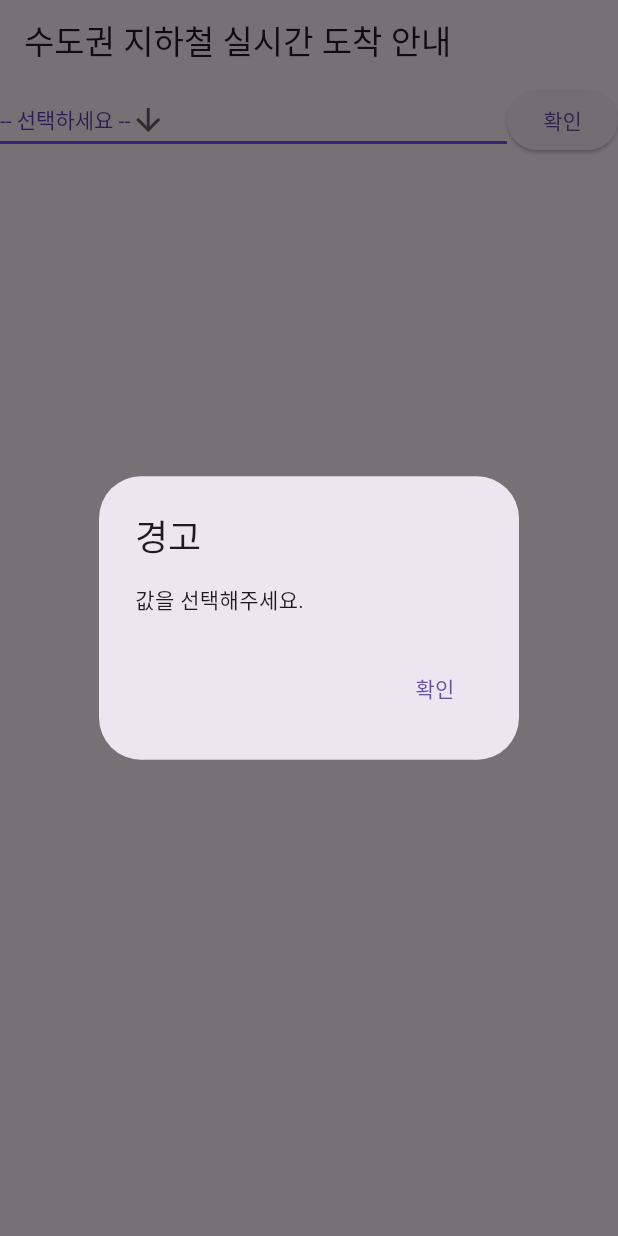
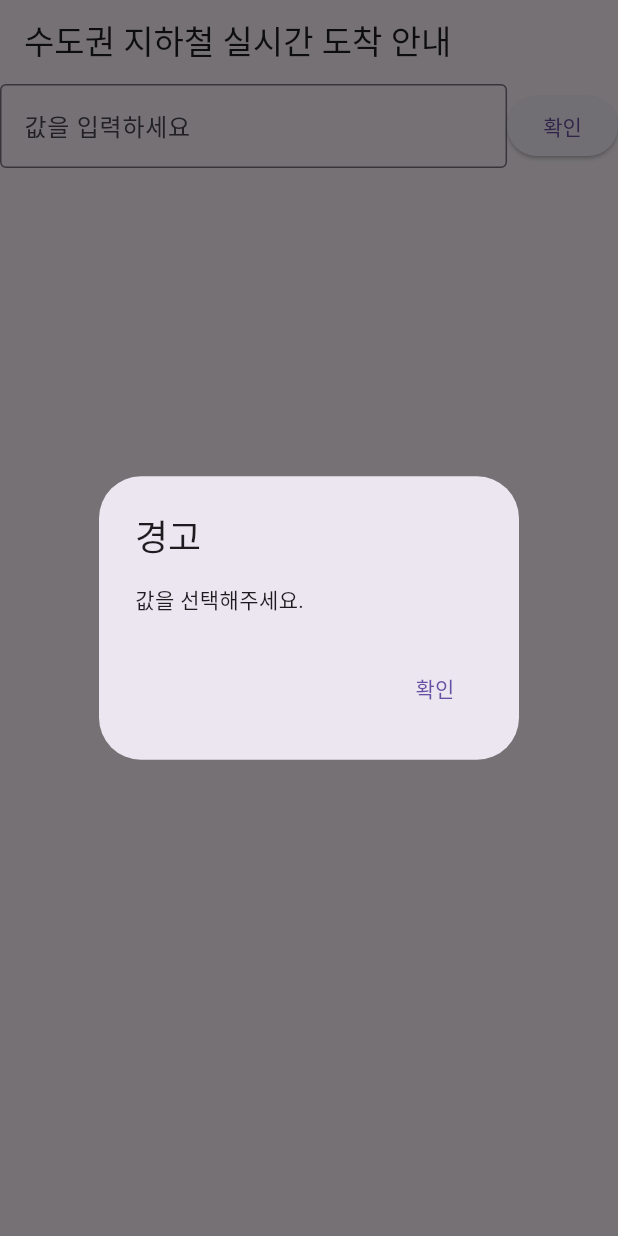
Before and after one commit to setvect/BokslSubway, a Flutter app: the screen it shows after launch, after a tap on "확인", on a phone screen of 412 x 824 dp. Run offline on Flutter 3.47's test engine with Material 3 defaults, Android fonts, the light colour scheme and no system bars.

Commit message:
텍스트박스 입력박스로 변경

```diff
--- a/lib/models/ResRealtimeArrival.dart
+++ b/lib/models/ResRealtimeArrival.dart
@@ -83,9 +83,7 @@ class ResRealtimeArrival {
   factory ResRealtimeArrival.fromJson(Map<String, dynamic> json) {
     return ResRealtimeArrival(
       errorMessage: ErrorMessage.fromJson(json['errorMessage']),
-      realtimeArrivalList: (json['realtimeArrivalList'] as List)
-          .map((i) => RealtimeArrival.fromJson(i))
-          .toList(),
+      realtimeArrivalList: (json['realtimeArrivalList'] as List).map((i) => RealtimeArrival.fromJson(i)).toList(),
     );
   }
 }
--- a/lib/widgets/MyDropdownWithTexts.dart
+++ b/lib/widgets/MyDropdownWithTexts.dart
@@ -10,21 +10,25 @@ class MyDropdownWithTexts extends StatefulWidget {
 }
 
 class _MyDropdownWithTextsState extends State<MyDropdownWithTexts> {
-  String dropdownValue = '';
+  String stationName = '';
   ResRealtimeArrival? resRealtimeArrival;
 
-  final List<MapEntry<String, String>> items = [
-    const MapEntry('', '-- 선택하세요 --'),
-    const MapEntry('사당', '사당'),
-    const MapEntry('광화문', '광화문'),
-    const MapEntry('용산', '용산'),
-    const MapEntry('고속터미널', '고속터미널'),
-    const MapEntry('수원', '수원'),
-  ];
+  void onButtonPressed() {
+    setState(() {
+      if (stationName.isEmpty) {
+        showWarningDialog(context);
+        return;
+      }
+      print('dropdownValue: $stationName');
+      fetchData();
+    });
+  }
+
+  final FocusNode _focusNode = FocusNode();
 
   Future<ResRealtimeArrival?> fetchDataFromApi(int start, int end) async {
-    final response = await http.get(Uri.parse(
-        'http://swopenapi.seoul.go.kr/api/subway/sample/json/realtimeStationArrival/$start/$end/$dropdownValue'));
+    final response =
+        await http.get(Uri.parse('http://swopenapi.seoul.go.kr/api/subway/sample/json/realtimeStationArrival/$start/$end/$stationName'));
     if (response.statusCode == 200) {
       return ResRealtimeArrival.fromJson(jsonDecode(response.body));
     } else {
@@ -42,11 +46,9 @@ class _MyDropdownWithTextsState extends State<MyDropdownWithTexts> {
       if (total > 5) {
         int start = 6;
         while (start <= total) {
-          ResRealtimeArrival? additionalResRealtimeArrival =
-              await fetchDataFromApi(start, start + 4);
+          ResRealtimeArrival? additionalResRealtimeArrival = await fetchDataFromApi(start, start + 4);
           if (additionalResRealtimeArrival != null) {
-            tempResRealtimeArrival.realtimeArrivalList
-                .addAll(additionalResRealtimeArrival.realtimeArrivalList);
+            tempResRealtimeArrival.realtimeArrivalList.addAll(additionalResRealtimeArrival.realtimeArrivalList);
           }
           start += 5;
         }
@@ -112,42 +114,29 @@ class _MyDropdownWithTextsState extends State<MyDropdownWithTexts> {
             Expanded(
               child: SizedBox(
                 width: MediaQuery.of(context).size.width, // 화면의 넓이로 설정
-                child: DropdownButton<String>(
-                  value: dropdownValue,
-                  icon: const Icon(Icons.arrow_downward),
-                  iconSize: 24,
-                  elevation: 16,
-                  style: const TextStyle(color: Colors.deepPurple),
-                  underline: Container(
-                    height: 2,
-                    color: Colors.deepPurpleAccent,
-                  ),
+                child: TextField(
+                  focusNode: _focusNode,
                   onChanged: (String? newValue) {
                     setState(() {
-                      dropdownValue = newValue!;
+                      stationName = newValue!;
                     });
                   },
-                  items: items.map<DropdownMenuItem<String>>(
-                      (MapEntry<String, String> item) {
-                    return DropdownMenuItem<String>(
-                      value: item.key,
-                      child: Text(item.value),
-                    );
-                  }).toList(),
+                  onSubmitted: (String? value) {
+                    setState(() {
+                      stationName = value!;
+                      onButtonPressed();
+                      _focusNode.requestFocus();
+                    });
+                  },
+                  decoration: InputDecoration(
+                    border: OutlineInputBorder(),
+                    labelText: '값을 입력하세요',
+                  ),
                 ),
               ),
             ),
             ElevatedButton(
-              onPressed: () {
-                setState(() {
-                  if (dropdownValue.isEmpty) {
-                    showWarningDialog(context);
-                    return;
-                  }
-                  print('dropdownValue: $dropdownValue');
-                  fetchData();
-                });
-              },
+              onPressed: onButtonPressed,
               child: const Text('확인'),
             ),
           ],
@@ -158,10 +147,8 @@ class _MyDropdownWithTextsState extends State<MyDropdownWithTexts> {
                   itemCount: arrival.realtimeArrivalList.length,
                   itemBuilder: (context, index) {
                     return ListTile(
-                      title: Text(
-                          '${arrival.realtimeArrivalList[index].subwayId}  ${arrival.realtimeArrivalList[index].trainLineNm}'),
-                      subtitle: Text(
-                          '${arrival.realtimeArrivalList[index].arvlMsg2}  ${arrival.realtimeArrivalList[index].arvlMsg3}'),
+                      title: Text('${arrival.realtimeArrivalList[index].subwayId}  ${arrival.realtimeArrivalList[index].trainLineNm}'),
+                      subtitle: Text('${arrival.realtimeArrivalList[index].arvlMsg2}  ${arrival.realtimeArrivalList[index].arvlMsg3}'),
                     );
                   },
                 )
```
Also changed, not shown: analysis_options.yaml (+18 -24 lines).
